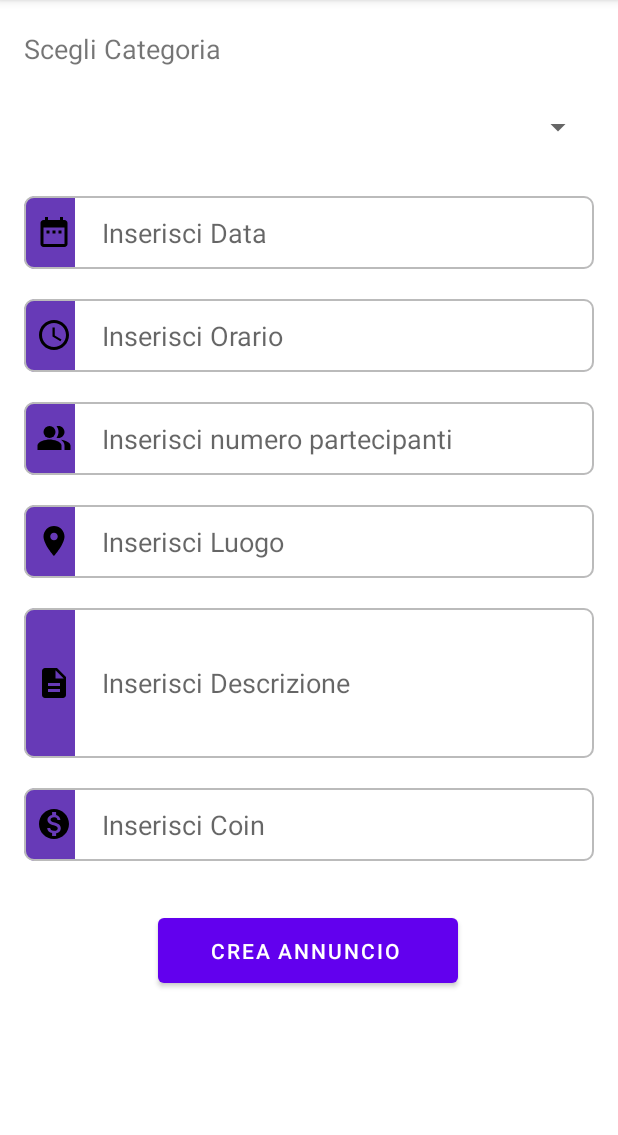
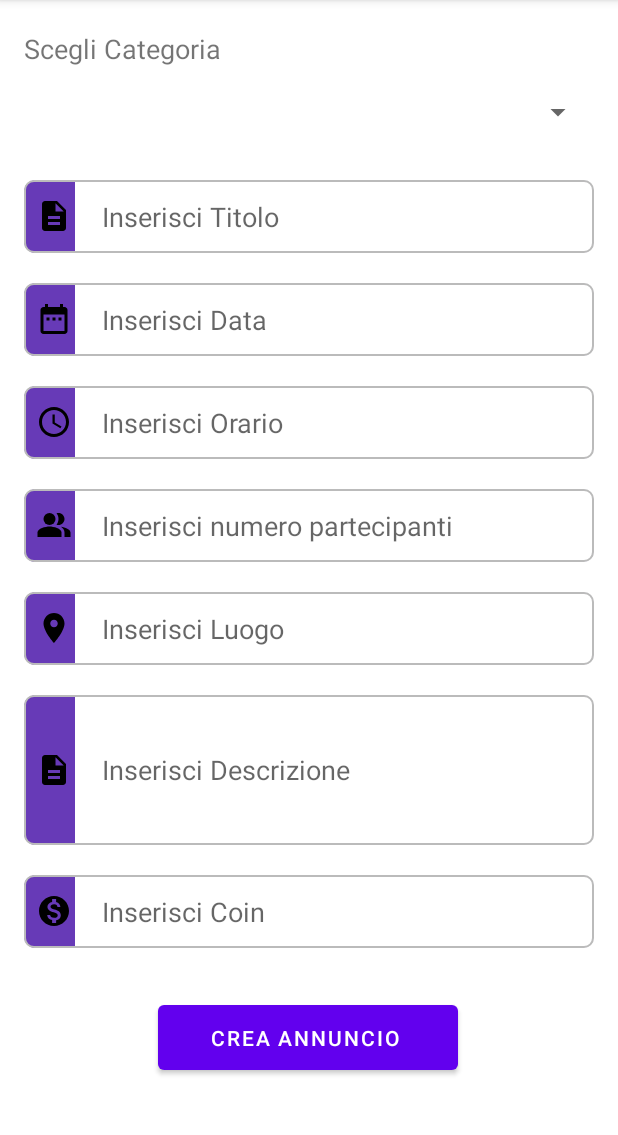
Before and after one commit to bordi93Unive/AiutoVicino, an Android app: the fragment AnnuncioCreaFragment shown on its own in the app's theme, on a phone screen of 412 x 824 dp, the part 84-1219 px from its top. Run offline under Robolectric (Android 15) with nearby library versions, the phone set to English and light mode, and no system bars; 4 statements that could not run were skipped.

Commit message:
title annuncio

```diff
--- a/app/src/main/java/it/unive/aiutovicino/ui/annunci/AnnunciFragment.java
+++ b/app/src/main/java/it/unive/aiutovicino/ui/annunci/AnnunciFragment.java
@@ -37,7 +37,6 @@ public class AnnunciFragment extends Fragment {
 
     public View onCreateView(@NonNull LayoutInflater inflater, ViewGroup container, Bundle savedInstanceState) {
         SearchViewModel viewModel = new ViewModelProvider(requireActivity()).get(SearchViewModel.class);
-
         binding = FragmentAnnunciBinding.inflate(inflater, container, false);
         root = binding.getRoot();
 
@@ -46,6 +45,8 @@ public class AnnunciFragment extends Fragment {
         searchView.setVisibility(View.VISIBLE);*/
         listAnnunci = (ListView) binding.listMyAnnunci;
         announcementAdapter = new AnnunciAdapter(root.getContext());
+
+
 
         new Connection().execute();
 
--- a/app/src/main/java/it/unive/aiutovicino/ui/annuncio_crea/AnnuncioCreaFragment.java
+++ b/app/src/main/java/it/unive/aiutovicino/ui/annuncio_crea/AnnuncioCreaFragment.java
@@ -14,25 +14,19 @@ import android.widget.DatePicker;
 import android.widget.EditText;
 import android.widget.ProgressBar;
 import android.widget.Spinner;
-import android.widget.TextView;
 import android.widget.TimePicker;
-
 import androidx.annotation.NonNull;
 import androidx.fragment.app.Fragment;
 import androidx.lifecycle.ViewModelProvider;
 import androidx.navigation.Navigation;
-
 import com.google.android.material.snackbar.Snackbar;
-
 import java.text.DateFormat;
 import java.text.ParseException;
 import java.text.SimpleDateFormat;
 import java.util.Calendar;
 import java.util.Date;
-
 import it.unive.aiutovicino.General;
 import it.unive.aiutovicino.R;
-
 import it.unive.aiutovicino.controller.AnnouncementController;
 import it.unive.aiutovicino.databinding.FragmentAnnuncioCreaBinding;
 import it.unive.aiutovicino.model.AnnouncementModel;
@@ -50,10 +44,9 @@ public class AnnuncioCreaFragment extends Fragment {
     EditText coin;
     EditText date;
     EditText time;
+    EditText title;
     ProgressBar progressSpinner;
-
     Spinner spinner;
-    TextView textData,textTime;
     ArrayAdapter<String> adapterItems;
     DatePickerDialog pickerData;
     TimePickerDialog pickerTime;
@@ -66,11 +59,12 @@ public class AnnuncioCreaFragment extends Fragment {
 
         progressSpinner = binding.progressBarCreaAnnuncio;
 
-        description = binding.inputDescrizione;
-        place = binding.inputLuogo;
+        title = binding.inputTitle;
+        description = binding.inputDesription;
+        place = binding.inputPlace;
         partecipantsNumber = binding.inputPartecipanti;
-        date = binding.inputData;
-        time = binding.inputOrario;
+        date = binding.inputDate;
+        time = binding.inputTime;
         coin = binding.inputCoin;
 
         /** dropdown menù per le categorie*/
@@ -91,20 +85,13 @@ public class AnnuncioCreaFragment extends Fragment {
             public void onItemSelected(AdapterView<?> adapterView, View view, int i, long l) {
                 CategoryModel categoria = General.categories.get(i);
                 coin.setText(String.valueOf(categoria.getCoins()) );
-                if(categoria.getDescription().equals("Corso")){
-                    coin.setEnabled(true);
-                }
-                else {
-                    coin.setEnabled(false);
-                }
+                coin.setEnabled(categoria.getDescription().equals("Corso"));
             }
 
             @Override
             public void onNothingSelected(AdapterView<?> adapterView) {
             }
         });
-
-        //Locale.setDefault(Locale.ITALY);
 
         /** data picker sul textEdit Data*/
         date.setInputType(InputType.TYPE_NULL);
@@ -227,14 +214,16 @@ public class AnnuncioCreaFragment extends Fragment {
             }
 
             AnnouncementModel annuncio = new AnnouncementModel();
-            /*annuncio.idUser = General.user.id;
-            annuncio.date = mydate;
-            annuncio.hours = time.getText().toString();
-            annuncio.description = description.getText().toString();
-            annuncio.idCategory = String.valueOf(categoria.id);
-            annuncio.place = place.getText().toString();
-            annuncio.participantsNumber = Integer.parseInt(partecipantsNumber.getText().toString());
-            annuncio.coins = Integer.parseInt(coin.getText().toString());*/
+            annuncio.setId(General.user.getId());
+            annuncio.setIdCategory(categoria.getId());
+            //annuncio.setTitle(title.getText().toString());
+            annuncio.setDescription(description.getText().toString());
+            annuncio.setPlace(place.getText().toString());
+            annuncio.setDate(mydate);
+            annuncio.setHours(time.getText().toString());
+            annuncio.setParticipantsNumber(Integer.parseInt(partecipantsNumber.getText().toString()));
+            annuncio.setCoins(Integer.parseInt(coin.getText().toString()));
+
             return AnnouncementController.insert(annuncio);
         }
 
--- a/app/src/main/java/it/unive/aiutovicino/ui/impostazioni/ImpostazioniFragment.java
+++ b/app/src/main/java/it/unive/aiutovicino/ui/impostazioni/ImpostazioniFragment.java
@@ -4,10 +4,12 @@ import android.content.SharedPreferences;
 import android.os.AsyncTask;
 import android.os.Bundle;
 import android.view.LayoutInflater;
+import android.view.MenuItem;
 import android.view.View;
 import android.view.ViewGroup;
 import android.widget.EditText;
 import android.widget.ProgressBar;
+import android.widget.SearchView;
 
 import androidx.annotation.NonNull;
 import androidx.fragment.app.Fragment;
@@ -35,6 +37,9 @@ private FragmentImpostazioniBinding binding;
         //ImpostazioniViewModel impostazioniViewModel = new ViewModelProvider(this).get(ImpostazioniViewModel.class);
         binding = FragmentImpostazioniBinding.inflate(inflater, container, false);
         root = binding.getRoot();
+
+        toolbar2.getMenu().findItem(R.id.action_search).setVisible(false);
+
 
         sharedpreferences = this.getActivity().getSharedPreferences(General.SHARED_PREFS, binding.getRoot().getContext().MODE_PRIVATE);
 
--- a/app/src/main/res/layout/fragment_annuncio_crea.xml
+++ b/app/src/main/res/layout/fragment_annuncio_crea.xml
@@ -31,19 +31,19 @@
    <Spinner
        android:id="@+id/input_categoria"
        android:layout_width="match_parent"
-       android:layout_height="60dp"
-       android:layout_marginTop="10dp"
+       android:layout_height="50dp"
+       android:layout_marginTop="5dp"
+       android:hint="@string/Inserisci_Categoria"
        app:layout_constraintEnd_toEndOf="parent"
-       android:hint="@string/Inserisci_Categoria"
        app:layout_constraintHorizontal_bias="0.5"
        app:layout_constraintStart_toStartOf="parent"
        app:layout_constraintTop_toBottomOf="@+id/text_scegli_categoria" />
 
    <EditText
-       android:id="@+id/input_data"
+       android:id="@+id/input_date"
        android:layout_width="match_parent"
        android:layout_height="wrap_content"
-       android:layout_marginTop="16dp"
+       android:layout_marginTop="20dp"
        android:background="@drawable/background_graphic"
        android:drawableLeft="@drawable/ic_calendar"
        android:drawablePadding="20dp"
@@ -56,10 +56,10 @@
        android:selectAllOnFocus="true"
        app:layout_constraintEnd_toEndOf="parent"
        app:layout_constraintStart_toStartOf="parent"
-       app:layout_constraintTop_toBottomOf="@+id/input_categoria" />
+       app:layout_constraintTop_toBottomOf="@+id/input_title" />
 
    <EditText
-       android:id="@+id/input_orario"
+       android:id="@+id/input_time"
        android:layout_width="match_parent"
        android:layout_height="wrap_content"
        android:layout_marginTop="20dp"
@@ -75,7 +75,7 @@
        android:selectAllOnFocus="true"
        app:layout_constraintEnd_toEndOf="parent"
        app:layout_constraintStart_toStartOf="parent"
-       app:layout_constraintTop_toBottomOf="@+id/input_data" />
+       app:layout_constraintTop_toBottomOf="@+id/input_date" />
 
    <EditText
        android:id="@+id/input_partecipanti"
@@ -94,10 +94,10 @@
        android:selectAllOnFocus="true"
        app:layout_constraintEnd_toEndOf="parent"
        app:layout_constraintStart_toStartOf="parent"
-       app:layout_constraintTop_toBottomOf="@+id/input_orario" />
+       app:layout_constraintTop_toBottomOf="@+id/input_time" />
 
    <EditText
-       android:id="@+id/input_luogo"
+       android:id="@+id/input_place"
        android:layout_width="match_parent"
        android:layout_height="wrap_content"
        android:layout_marginTop="20dp"
@@ -116,7 +116,26 @@
        app:layout_constraintTop_toBottomOf="@+id/input_partecipanti" />
 
    <EditText
-       android:id="@+id/input_descrizione"
+       android:id="@+id/input_title"
+       android:layout_width="match_parent"
+       android:layout_height="wrap_content"
+       android:layout_marginTop="20dp"
+       android:background="@drawable/background_graphic"
+       android:drawableLeft="@drawable/ic_description"
+       android:drawablePadding="20dp"
+       android:hint="@string/Inserisci_Titolo"
+       android:inputType="text"
+       android:paddingLeft="8dp"
+       android:paddingTop="12dp"
+       android:paddingRight="12dp"
+       android:paddingBottom="12dp"
+       android:selectAllOnFocus="true"
+       app:layout_constraintEnd_toEndOf="parent"
+       app:layout_constraintStart_toStartOf="parent"
+       app:layout_constraintTop_toBottomOf="@+id/input_categoria" />
+
+   <EditText
+       android:id="@+id/input_desription"
        android:layout_width="match_parent"
        android:layout_height="100dp"
        android:layout_marginTop="20dp"
@@ -132,7 +151,7 @@
        android:selectAllOnFocus="true"
        app:layout_constraintEnd_toEndOf="parent"
        app:layout_constraintStart_toStartOf="parent"
-       app:layout_constraintTop_toBottomOf="@+id/input_luogo" />
+       app:layout_constraintTop_toBottomOf="@+id/input_place" />
 
    <EditText
        android:id="@+id/input_coin"
@@ -152,7 +171,7 @@
        app:layout_constraintEnd_toEndOf="parent"
        app:layout_constraintHorizontal_bias="0.687"
        app:layout_constraintStart_toStartOf="parent"
-       app:layout_constraintTop_toBottomOf="@+id/input_descrizione" />
+       app:layout_constraintTop_toBottomOf="@+id/input_desription" />
 
 
    <Button
@@ -178,7 +197,7 @@
        android:layout_width="match_parent"
        android:layout_height="wrap_content"
        android:layout_gravity="center"
-       android:layout_marginTop="548dp"
+       android:layout_marginTop="590dp"
        android:indeterminate="true"
        android:visibility="invisible"
        app:layout_constraintEnd_toEndOf="parent"
--- a/app/src/main/res/values/strings.xml
+++ b/app/src/main/res/values/strings.xml
@@ -138,5 +138,6 @@
     <string name="Inserisci_Descrizione">Inserisci Descrizione</string>
     <string name="Inserisci_Categoria">Inserisci Categoria</string>
     <string name="Inserisci_Coin">Inserisci Coin</string>
+    <string name="Inserisci_Titolo">Inserisci Titolo</string>
 
 </resources>
```
